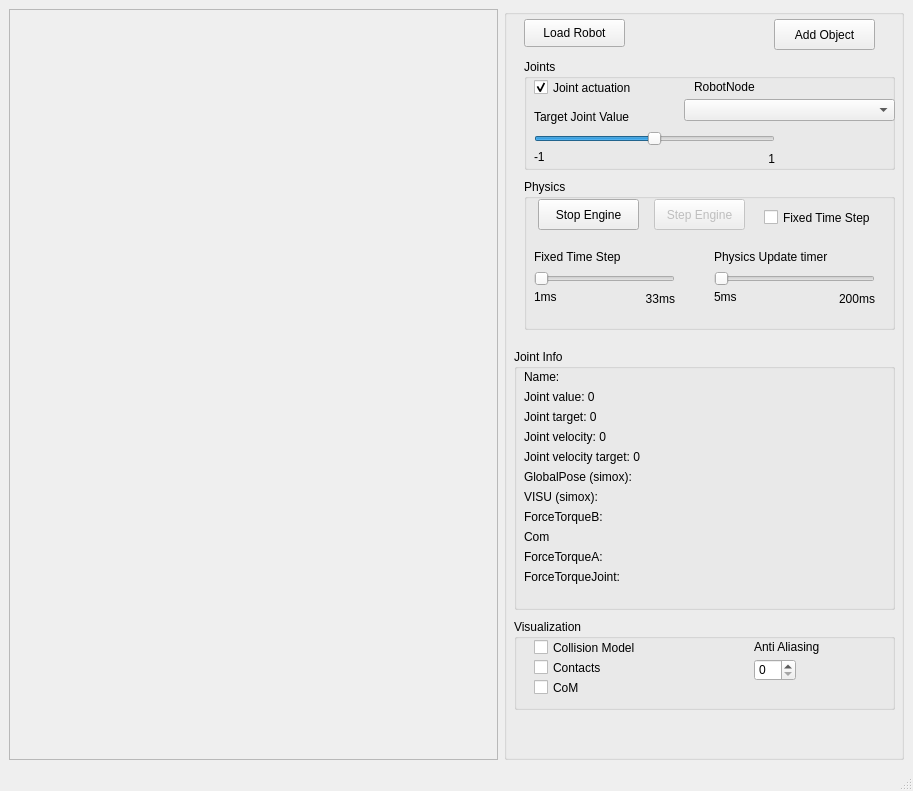
First picture: the form in SimDynamics/examples/SimDynamicsViewer/simDynamicsViewer.ui, repository softbankrobotics-research/Simox, before the edit.
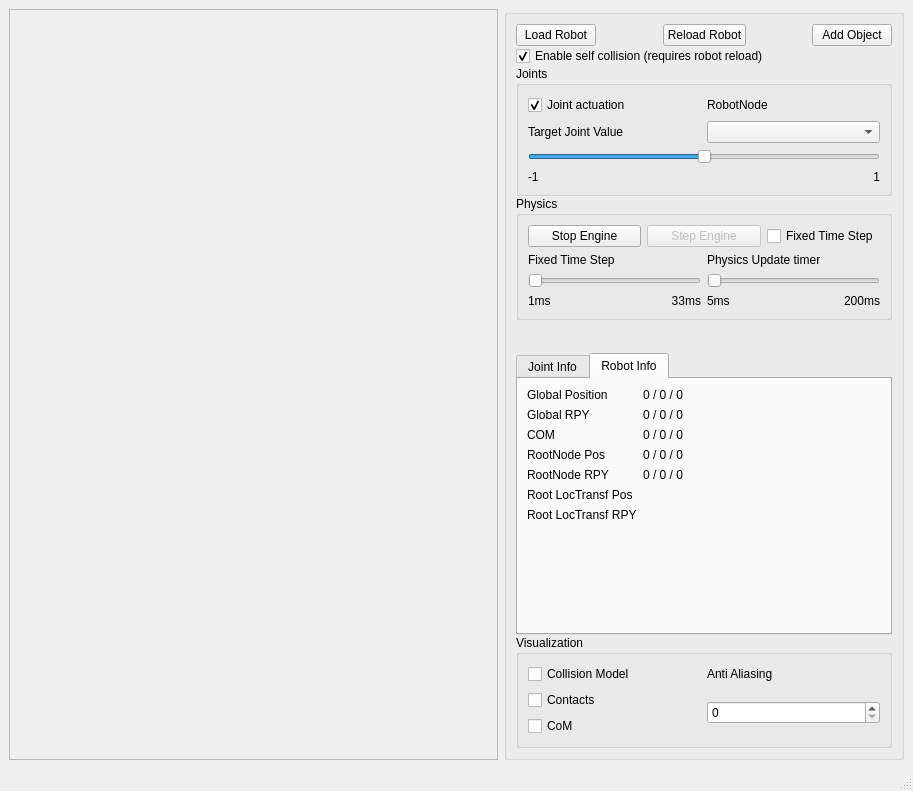
Second picture: the form after the edit.

Patch:
```diff
--- a/SimDynamics/examples/SimDynamicsViewer/simDynamicsViewer.ui
+++ b/SimDynamics/examples/SimDynamicsViewer/simDynamicsViewer.ui
@@ -26,583 +26,532 @@
       <property name="title">
        <string/>
       </property>
-      <widget class="QPushButton" name="pushButtonLoad">
-       <property name="geometry">
-        <rect>
-         <x>20</x>
-         <y>10</y>
-         <width>101</width>
-         <height>28</height>
-        </rect>
+      <layout class="QVBoxLayout" name="verticalLayout_2">
+       <property name="spacing">
+        <number>0</number>
        </property>
-       <property name="text">
-        <string>Load Robot</string>
-       </property>
-      </widget>
-      <widget class="QGroupBox" name="groupBox_2">
-       <property name="geometry">
-        <rect>
-         <x>10</x>
-         <y>340</y>
-         <width>381</width>
-         <height>261</height>
-        </rect>
-       </property>
-       <property name="title">
-        <string>Joint Info</string>
-       </property>
-       <widget class="QLabel" name="label_RNTarget">
-        <property name="geometry">
-         <rect>
-          <x>10</x>
-          <y>60</y>
-          <width>211</width>
-          <height>16</height>
-         </rect>
-        </property>
-        <property name="text">
-         <string>Joint target: 0</string>
-        </property>
-       </widget>
-       <widget class="QLabel" name="label_RNVelocity">
-        <property name="geometry">
-         <rect>
-          <x>10</x>
-          <y>80</y>
-          <width>221</width>
-          <height>16</height>
-         </rect>
-        </property>
-        <property name="text">
-         <string>Joint velocity: 0</string>
-        </property>
-       </widget>
-       <widget class="QLabel" name="label_RNValue">
-        <property name="geometry">
-         <rect>
-          <x>10</x>
-          <y>40</y>
-          <width>221</width>
-          <height>16</height>
-         </rect>
-        </property>
-        <property name="text">
-         <string>Joint value: 0</string>
-        </property>
-       </widget>
-       <widget class="QLabel" name="label_RNName">
-        <property name="geometry">
-         <rect>
-          <x>10</x>
-          <y>20</y>
-          <width>221</width>
-          <height>16</height>
-         </rect>
-        </property>
-        <property name="text">
-         <string>Name: &lt;not set&gt;</string>
-        </property>
-       </widget>
-       <widget class="QLabel" name="label_RNPosVisu">
-        <property name="geometry">
-         <rect>
-          <x>10</x>
-          <y>140</y>
-          <width>261</width>
-          <height>16</height>
-         </rect>
-        </property>
-        <property name="text">
-         <string>VISU (simox):</string>
-        </property>
-       </widget>
-       <widget class="QLabel" name="label_ForceTorqueA">
-        <property name="geometry">
-         <rect>
-          <x>10</x>
-          <y>200</y>
-          <width>351</width>
-          <height>16</height>
-         </rect>
-        </property>
-        <property name="text">
-         <string>ForceTorqueA: </string>
-        </property>
-       </widget>
-       <widget class="QLabel" name="label_RNPosGP">
-        <property name="geometry">
-         <rect>
-          <x>10</x>
-          <y>120</y>
-          <width>261</width>
-          <height>16</height>
-         </rect>
-        </property>
-        <property name="text">
-         <string>GlobalPose (simox):</string>
-        </property>
-       </widget>
-       <widget class="QLabel" name="label_RNVelocityTarget">
-        <property name="geometry">
-         <rect>
-          <x>10</x>
-          <y>100</y>
-          <width>241</width>
-          <height>16</height>
-         </rect>
-        </property>
-        <property name="text">
-         <string>Joint velocity target: 0</string>
-        </property>
-       </widget>
-       <widget class="QLabel" name="label_ForceTorqueJoint">
-        <property name="geometry">
-         <rect>
-          <x>10</x>
-          <y>220</y>
-          <width>351</width>
-          <height>16</height>
-         </rect>
-        </property>
-        <property name="text">
-         <string>ForceTorqueJoint: </string>
-        </property>
-       </widget>
-       <widget class="QLabel" name="label_RNPosCom">
-        <property name="geometry">
-         <rect>
-          <x>10</x>
-          <y>180</y>
-          <width>261</width>
-          <height>16</height>
-         </rect>
-        </property>
-        <property name="text">
-         <string>Com</string>
-        </property>
-       </widget>
-       <widget class="QLabel" name="label_ForceTorqueB">
-        <property name="geometry">
-         <rect>
-          <x>10</x>
-          <y>160</y>
-          <width>361</width>
-          <height>16</height>
-         </rect>
-        </property>
-        <property name="text">
-         <string>ForceTorqueB: </string>
-        </property>
-       </widget>
-      </widget>
-      <widget class="QGroupBox" name="groupBox_3">
-       <property name="geometry">
-        <rect>
-         <x>10</x>
-         <y>610</y>
-         <width>381</width>
-         <height>91</height>
-        </rect>
-       </property>
-       <property name="title">
-        <string>Visualization</string>
-       </property>
-       <widget class="QCheckBox" name="checkBoxCom">
-        <property name="geometry">
-         <rect>
-          <x>20</x>
-          <y>60</y>
-          <width>141</width>
-          <height>17</height>
-         </rect>
-        </property>
-        <property name="text">
-         <string>CoM</string>
-        </property>
-       </widget>
-       <widget class="QCheckBox" name="checkBoxContacts">
-        <property name="geometry">
-         <rect>
-          <x>20</x>
-          <y>40</y>
-          <width>141</width>
-          <height>17</height>
-         </rect>
-        </property>
-        <property name="text">
-         <string>Contacts</string>
-        </property>
-       </widget>
-       <widget class="QCheckBox" name="checkBoxColModel">
-        <property name="geometry">
-         <rect>
-          <x>20</x>
-          <y>20</y>
-          <width>141</width>
-          <height>17</height>
-         </rect>
-        </property>
-        <property name="text">
-         <string>Collision Model</string>
-        </property>
-       </widget>
-       <widget class="QSpinBox" name="spinBoxAntiAliasing">
-        <property name="geometry">
-         <rect>
-          <x>240</x>
-          <y>40</y>
-          <width>42</width>
-          <height>22</height>
-         </rect>
-        </property>
-        <property name="maximum">
-         <number>6</number>
-        </property>
-       </widget>
-       <widget class="QLabel" name="label">
-        <property name="geometry">
-         <rect>
-          <x>240</x>
-          <y>20</y>
-          <width>111</width>
-          <height>16</height>
-         </rect>
-        </property>
-        <property name="text">
-         <string>Anti Aliasing</string>
-        </property>
-       </widget>
-      </widget>
-      <widget class="QGroupBox" name="groupBox_4">
-       <property name="geometry">
-        <rect>
-         <x>20</x>
-         <y>170</y>
-         <width>371</width>
-         <height>151</height>
-        </rect>
-       </property>
-       <property name="title">
-        <string>Physics</string>
-       </property>
-       <widget class="QPushButton" name="pushButtonStartStop">
-        <property name="geometry">
-         <rect>
-          <x>14</x>
-          <y>20</y>
-          <width>101</width>
-          <height>31</height>
-         </rect>
-        </property>
-        <property name="text">
-         <string>Stop Engine</string>
-        </property>
-       </widget>
-       <widget class="QPushButton" name="pushButtonStep">
-        <property name="enabled">
-         <bool>false</bool>
-        </property>
-        <property name="geometry">
-         <rect>
-          <x>130</x>
-          <y>20</y>
-          <width>91</width>
-          <height>31</height>
-         </rect>
-        </property>
-        <property name="text">
-         <string>Step Engine</string>
-        </property>
-       </widget>
-       <widget class="QSlider" name="horizontalSliderUpdateTimer">
-        <property name="geometry">
-         <rect>
-          <x>190</x>
-          <y>90</y>
-          <width>161</width>
-          <height>20</height>
-         </rect>
-        </property>
-        <property name="minimum">
-         <number>5</number>
-        </property>
-        <property name="maximum">
-         <number>200</number>
-        </property>
-        <property name="singleStep">
-         <number>5</number>
-        </property>
-        <property name="pageStep">
-         <number>10</number>
-        </property>
-        <property name="orientation">
-         <enum>Qt::Horizontal</enum>
-        </property>
-       </widget>
-       <widget class="QLabel" name="label_TargetMax_2">
-        <property name="geometry">
-         <rect>
-          <x>270</x>
-          <y>110</y>
-          <width>81</width>
-          <height>20</height>
-         </rect>
-        </property>
-        <property name="layoutDirection">
-         <enum>Qt::RightToLeft</enum>
-        </property>
-        <property name="text">
-         <string>200ms</string>
-        </property>
-        <property name="alignment">
-         <set>Qt::AlignRight|Qt::AlignTrailing|Qt::AlignVCenter</set>
-        </property>
-       </widget>
-       <widget class="QLabel" name="label_TargetMin_2">
-        <property name="geometry">
-         <rect>
-          <x>190</x>
-          <y>110</y>
-          <width>81</width>
-          <height>16</height>
-         </rect>
-        </property>
-        <property name="text">
-         <string>5ms</string>
-        </property>
-       </widget>
-       <widget class="QLabel" name="label_9">
-        <property name="geometry">
-         <rect>
-          <x>190</x>
-          <y>70</y>
-          <width>131</width>
-          <height>16</height>
-         </rect>
-        </property>
-        <property name="text">
-         <string>Physics Update timer</string>
-        </property>
-       </widget>
-       <widget class="QLabel" name="label_TargetMax_3">
-        <property name="geometry">
-         <rect>
-          <x>70</x>
-          <y>110</y>
-          <width>81</width>
-          <height>20</height>
-         </rect>
-        </property>
-        <property name="layoutDirection">
-         <enum>Qt::RightToLeft</enum>
-        </property>
-        <property name="text">
-         <string>33ms</string>
-        </property>
-        <property name="alignment">
-         <set>Qt::AlignRight|Qt::AlignTrailing|Qt::AlignVCenter</set>
-        </property>
-       </widget>
-       <widget class="QLabel" name="label_10">
-        <property name="geometry">
-         <rect>
-          <x>10</x>
-          <y>70</y>
-          <width>131</width>
-          <height>16</height>
-         </rect>
-        </property>
-        <property name="text">
-         <string>Fixed Time Step</string>
-        </property>
-       </widget>
-       <widget class="QSlider" name="horizontalSliderFixedTimeStep">
-        <property name="enabled">
-         <bool>false</bool>
-        </property>
-        <property name="geometry">
-         <rect>
-          <x>10</x>
-          <y>90</y>
-          <width>141</width>
-          <height>20</height>
-         </rect>
-        </property>
-        <property name="minimum">
-         <number>1</number>
-        </property>
-        <property name="maximum">
-         <number>33</number>
-        </property>
-        <property name="singleStep">
-         <number>1</number>
-        </property>
-        <property name="pageStep">
-         <number>10</number>
-        </property>
-        <property name="orientation">
-         <enum>Qt::Horizontal</enum>
-        </property>
-       </widget>
-       <widget class="QLabel" name="label_TargetMin_3">
-        <property name="geometry">
-         <rect>
-          <x>10</x>
-          <y>110</y>
-          <width>81</width>
-          <height>16</height>
-         </rect>
-        </property>
-        <property name="text">
-         <string>1ms</string>
-        </property>
-       </widget>
-       <widget class="QCheckBox" name="checkBoxFixedTimeStep">
-        <property name="geometry">
-         <rect>
-          <x>240</x>
-          <y>30</y>
-          <width>121</width>
-          <height>17</height>
-         </rect>
-        </property>
-        <property name="text">
-         <string>Fixed Time Step</string>
-        </property>
-        <property name="checked">
-         <bool>false</bool>
-        </property>
-       </widget>
-      </widget>
-      <widget class="QGroupBox" name="groupBox_5">
-       <property name="geometry">
-        <rect>
-         <x>20</x>
-         <y>50</y>
-         <width>371</width>
-         <height>111</height>
-        </rect>
-       </property>
-       <property name="title">
-        <string>Joints</string>
-       </property>
-       <widget class="QCheckBox" name="checkBoxActuation">
-        <property name="geometry">
-         <rect>
-          <x>10</x>
-          <y>20</y>
-          <width>141</width>
-          <height>17</height>
-         </rect>
-        </property>
-        <property name="text">
-         <string>Joint actuation</string>
-        </property>
-        <property name="checked">
-         <bool>true</bool>
-        </property>
-       </widget>
-       <widget class="QComboBox" name="comboBoxRobotNode">
-        <property name="geometry">
-         <rect>
-          <x>160</x>
-          <y>40</y>
-          <width>211</width>
-          <height>22</height>
-         </rect>
-        </property>
-       </widget>
-       <widget class="QLabel" name="label_7">
-        <property name="geometry">
-         <rect>
-          <x>170</x>
-          <y>20</y>
-          <width>131</width>
-          <height>16</height>
-         </rect>
-        </property>
-        <property name="text">
-         <string>RobotNode</string>
-        </property>
-       </widget>
-       <widget class="QLabel" name="label_TargetMin">
-        <property name="geometry">
-         <rect>
-          <x>10</x>
-          <y>90</y>
-          <width>81</width>
-          <height>16</height>
-         </rect>
-        </property>
-        <property name="text">
-         <string>-1</string>
-        </property>
-       </widget>
-       <widget class="QLabel" name="label_TargetMax">
-        <property name="geometry">
-         <rect>
-          <x>180</x>
-          <y>90</y>
-          <width>71</width>
-          <height>20</height>
-         </rect>
-        </property>
-        <property name="layoutDirection">
-         <enum>Qt::RightToLeft</enum>
-        </property>
-        <property name="text">
-         <string>1</string>
-        </property>
-        <property name="alignment">
-         <set>Qt::AlignRight|Qt::AlignTrailing|Qt::AlignVCenter</set>
-        </property>
-       </widget>
-       <widget class="QSlider" name="horizontalSliderTarget">
-        <property name="geometry">
-         <rect>
-          <x>10</x>
-          <y>70</y>
-          <width>241</width>
-          <height>19</height>
-         </rect>
-        </property>
-        <property name="minimum">
-         <number>-100</number>
-        </property>
-        <property name="maximum">
-         <number>100</number>
-        </property>
-        <property name="orientation">
-         <enum>Qt::Horizontal</enum>
-        </property>
-       </widget>
-       <widget class="QLabel" name="label_8">
-        <property name="geometry">
-         <rect>
-          <x>10</x>
-          <y>50</y>
-          <width>131</width>
-          <height>16</height>
-         </rect>
-        </property>
-        <property name="text">
-         <string>Target Joint Value</string>
-        </property>
-       </widget>
-      </widget>
-      <widget class="QPushButton" name="pushButtonAddObject">
-       <property name="geometry">
-        <rect>
-         <x>270</x>
-         <y>10</y>
-         <width>101</width>
-         <height>31</height>
-        </rect>
-       </property>
-       <property name="text">
-        <string>Add Object</string>
-       </property>
-      </widget>
+       <item>
+        <layout class="QHBoxLayout" name="horizontalLayout">
+         <item>
+          <widget class="QPushButton" name="pushButtonLoad">
+           <property name="text">
+            <string>Load Robot</string>
+           </property>
+          </widget>
+         </item>
+         <item>
+          <spacer name="horizontalSpacer_2">
+           <property name="orientation">
+            <enum>Qt::Horizontal</enum>
+           </property>
+           <property name="sizeHint" stdset="0">
+            <size>
+             <width>40</width>
+             <height>20</height>
+            </size>
+           </property>
+          </spacer>
+         </item>
+         <item>
+          <widget class="QPushButton" name="pushButton_reloadRobot">
+           <property name="text">
+            <string>Reload Robot</string>
+           </property>
+          </widget>
+         </item>
+         <item>
+          <spacer name="horizontalSpacer">
+           <property name="orientation">
+            <enum>Qt::Horizontal</enum>
+           </property>
+           <property name="sizeHint" stdset="0">
+            <size>
+             <width>40</width>
+             <height>20</height>
+            </size>
+           </property>
+          </spacer>
+         </item>
+         <item>
+          <widget class="QPushButton" name="pushButtonAddObject">
+           <property name="text">
+            <string>Add Object</string>
+           </property>
+          </widget>
+         </item>
+        </layout>
+       </item>
+       <item>
+        <widget class="QCheckBox" name="checkBox_selfCol">
+         <property name="text">
+          <string>Enable self collision (requires robot reload)</string>
+         </property>
+         <property name="checked">
+          <bool>true</bool>
+         </property>
+        </widget>
+       </item>
+       <item>
+        <widget class="QGroupBox" name="groupBox_5">
+         <property name="title">
+          <string>Joints</string>
+         </property>
+         <layout class="QGridLayout" name="gridLayout_4">
+          <item row="0" column="0">
+           <widget class="QCheckBox" name="checkBoxActuation">
+            <property name="text">
+             <string>Joint actuation</string>
+            </property>
+            <property name="checked">
+             <bool>true</bool>
+            </property>
+           </widget>
+          </item>
+          <item row="0" column="1">
+           <widget class="QLabel" name="label_7">
+            <property name="text">
+             <string>RobotNode</string>
+            </property>
+           </widget>
+          </item>
+          <item row="1" column="0">
+           <widget class="QLabel" name="label_8">
+            <property name="text">
+             <string>Target Joint Value</string>
+            </property>
+           </widget>
+          </item>
+          <item row="1" column="1">
+           <widget class="QComboBox" name="comboBoxRobotNode"/>
+          </item>
+          <item row="2" column="0" colspan="2">
+           <widget class="QSlider" name="horizontalSliderTarget">
+            <property name="minimum">
+             <number>-100</number>
+            </property>
+            <property name="maximum">
+             <number>100</number>
+            </property>
+            <property name="orientation">
+             <enum>Qt::Horizontal</enum>
+            </property>
+           </widget>
+          </item>
+          <item row="3" column="0">
+           <widget class="QLabel" name="label_TargetMin">
+            <property name="text">
+             <string>-1</string>
+            </property>
+           </widget>
+          </item>
+          <item row="3" column="1">
+           <widget class="QLabel" name="label_TargetMax">
+            <property name="layoutDirection">
+             <enum>Qt::RightToLeft</enum>
+            </property>
+            <property name="text">
+             <string>1</string>
+            </property>
+            <property name="alignment">
+             <set>Qt::AlignRight|Qt::AlignTrailing|Qt::AlignVCenter</set>
+            </property>
+           </widget>
+          </item>
+         </layout>
+        </widget>
+       </item>
+       <item>
+        <widget class="QGroupBox" name="groupBox_4">
+         <property name="title">
+          <string>Physics</string>
+         </property>
+         <layout class="QGridLayout" name="gridLayout_3">
+          <item row="0" column="2" colspan="2">
+           <widget class="QPushButton" name="pushButtonStep">
+            <property name="enabled">
+             <bool>false</bool>
+            </property>
+            <property name="text">
+             <string>Step Engine</string>
+            </property>
+           </widget>
+          </item>
+          <item row="1" column="0" colspan="3">
+           <widget class="QLabel" name="label_10">
+            <property name="text">
+             <string>Fixed Time Step</string>
+            </property>
+           </widget>
+          </item>
+          <item row="0" column="4" colspan="2">
+           <widget class="QCheckBox" name="checkBoxFixedTimeStep">
+            <property name="text">
+             <string>Fixed Time Step</string>
+            </property>
+            <property name="checked">
+             <bool>false</bool>
+            </property>
+           </widget>
+          </item>
+          <item row="1" column="3" colspan="3">
+           <widget class="QLabel" name="label_9">
+            <property name="text">
+             <string>Physics Update timer</string>
+            </property>
+           </widget>
+          </item>
+          <item row="0" column="0" colspan="2">
+           <widget class="QPushButton" name="pushButtonStartStop">
+            <property name="text">
+             <string>Stop Engine</string>
+            </property>
+           </widget>
+          </item>
+          <item row="2" column="0" colspan="3">
+           <widget class="QSlider" name="horizontalSliderFixedTimeStep">
+            <property name="enabled">
+             <bool>false</bool>
+            </property>
+            <property name="minimum">
+             <number>1</number>
+            </property>
+            <property name="maximum">
+             <number>33</number>
+            </property>
+            <property name="singleStep">
+             <number>1</number>
+            </property>
+            <property name="pageStep">
+             <number>10</number>
+            </property>
+            <property name="orientation">
+             <enum>Qt::Horizontal</enum>
+            </property>
+           </widget>
+          </item>
+          <item row="2" column="3" colspan="3">
+           <widget class="QSlider" name="horizontalSliderUpdateTimer">
+            <property name="minimum">
+             <number>5</number>
+            </property>
+            <property name="maximum">
+             <number>200</number>
+            </property>
+            <property name="singleStep">
+             <number>5</number>
+            </property>
+            <property name="pageStep">
+             <number>10</number>
+            </property>
+            <property name="orientation">
+             <enum>Qt::Horizontal</enum>
+            </property>
+           </widget>
+          </item>
+          <item row="3" column="0">
+           <widget class="QLabel" name="label_TargetMin_3">
+            <property name="text">
+             <string>1ms</string>
+            </property>
+           </widget>
+          </item>
+          <item row="3" column="1" colspan="2">
+           <widget class="QLabel" name="label_TargetMax_3">
+            <property name="layoutDirection">
+             <enum>Qt::RightToLeft</enum>
+            </property>
+            <property name="text">
+             <string>33ms</string>
+            </property>
+            <property name="alignment">
+             <set>Qt::AlignRight|Qt::AlignTrailing|Qt::AlignVCenter</set>
+            </property>
+           </widget>
+          </item>
+          <item row="3" column="3" colspan="2">
+           <widget class="QLabel" name="label_TargetMin_2">
+            <property name="text">
+             <string>5ms</string>
+            </property>
+           </widget>
+          </item>
+          <item row="3" column="5">
+           <widget class="QLabel" name="label_TargetMax_2">
+            <property name="layoutDirection">
+             <enum>Qt::RightToLeft</enum>
+            </property>
+            <property name="text">
+             <string>200ms</string>
+            </property>
+            <property name="alignment">
+             <set>Qt::AlignRight|Qt::AlignTrailing|Qt::AlignVCenter</set>
+            </property>
+           </widget>
+          </item>
+         </layout>
+        </widget>
+       </item>
+       <item>
+        <spacer name="verticalSpacer">
+         <property name="orientation">
+          <enum>Qt::Vertical</enum>
+         </property>
+         <property name="sizeHint" stdset="0">
+          <size>
+           <width>20</width>
+           <height>40</height>
+          </size>
+         </property>
+        </spacer>
+       </item>
+       <item>
+        <widget class="QTabWidget" name="tabWidget">
+         <property name="currentIndex">
+          <number>1</number>
+         </property>
+         <widget class="QWidget" name="tab">
+          <attribute name="title">
+           <string>Joint Info</string>
+          </attribute>
+          <layout class="QVBoxLayout" name="verticalLayout_3">
+           <item>
+            <widget class="QLabel" name="label_RNName">
+             <property name="text">
+              <string>Name: &lt;not set&gt;</string>
+             </property>
+            </widget>
+           </item>
+           <item>
+            <widget class="QLabel" name="label_RNValue">
+             <property name="text">
+              <string>Joint value: 0</string>
+             </property>
+            </widget>
+           </item>
+           <item>
+            <widget class="QLabel" name="label_RNTarget">
+             <property name="text">
+              <string>Joint target: 0</string>
+             </property>
+            </widget>
+           </item>
+           <item>
+            <widget class="QLabel" name="label_RNVelocity">
+             <property name="text">
+              <string>Joint velocity: 0</string>
+             </property>
+            </widget>
+           </item>
+           <item>
+            <widget class="QLabel" name="label_RNVelocityTarget">
+             <property name="text">
+              <string>Joint velocity target: 0</string>
+             </property>
+            </widget>
+           </item>
+           <item>
+            <widget class="QLabel" name="label_RNPosGP">
+             <property name="text">
+              <string>GlobalPosition (simox):</string>
+             </property>
+            </widget>
+           </item>
+           <item>
+            <widget class="QLabel" name="label_RNRPYGP">
+             <property name="text">
+              <string>GlobalRPY (simox):</string>
+             </property>
+            </widget>
+           </item>
+           <item>
+            <widget class="QLabel" name="label_RNPosVisu">
+             <property name="text">
+              <string>VISU (simox):</string>
+             </property>
+            </widget>
+           </item>
+           <item>
+            <widget class="QLabel" name="label_ForceTorqueB">
+             <property name="text">
+              <string>ForceTorqueB: </string>
+             </property>
+            </widget>
+           </item>
+           <item>
+            <widget class="QLabel" name="label_RNPosCom">
+             <property name="text">
+              <string>Com</string>
+             </property>
+            </widget>
+           </item>
+           <item>
+            <widget class="QLabel" name="label_ForceTorqueA">
+             <property name="text">
+              <string>ForceTorqueA: </string>
+             </property>
+            </widget>
+           </item>
+           <item>
+            <widget class="QLabel" name="label_ForceTorqueJoint">
+             <property name="text">
+              <string>ForceTorqueJoint: </string>
+             </property>
+            </widget>
+           </item>
+          </layout>
+         </widget>
+         <widget class="QWidget" name="tab_2">
+          <attribute name="title">
+           <string>Robot Info</string>
+          </attribute>
+          <layout class="QFormLayout" name="formLayout">
+           <item row="0" column="0">
+            <widget class="QLabel" name="label_2">
+             <property name="text">
+              <string>Global Position</string>
+             </property>
+            </widget>
+           </item>
+           <item row="0" column="1">
+            <widget class="QLabel" name="label_RobotPos">
+             <property name="text">
+              <string>0 / 0 / 0</string>
+             </property>
+            </widget>
+           </item>
+           <item row="1" column="0">
+            <widget class="QLabel" name="label_3">
+             <property name="text">
+              <string>Global RPY</string>
+             </property>
+            </widget>
+           </item>
+           <item row="1" column="1">
+            <widget class="QLabel" name="label_RobotRPY">
+             <property name="text">
+              <string>0 / 0 / 0</string>
+             </property>
+            </widget>
+           </item>
+           <item row="2" column="0">
+            <widget class="QLabel" name="label_4">
+             <property name="text">
+              <string>COM</string>
+             </property>
+            </widget>
+           </item>
+           <item row="2" column="1">
+            <widget class="QLabel" name="label_RobotCom">
+             <property name="text">
+              <string>0 / 0 / 0</string>
+             </property>
+            </widget>
+           </item>
+           <item row="3" column="0">
+            <widget class="QLabel" name="label_5">
+             <property name="text">
+              <string>RootNode Pos</string>
+             </property>
+            </widget>
+           </item>
+           <item row="4" column="0">
+            <widget class="QLabel" name="label_6">
+             <property name="text">
+              <string>RootNode RPY</string>
+             </property>
+            </widget>
+           </item>
+           <item row="3" column="1">
+            <widget class="QLabel" name="label_RootNodePos">
+             <property name="text">
+              <string>0 / 0 / 0</string>
+             </property>
+            </widget>
+           </item>
+           <item row="4" column="1">
+            <widget class="QLabel" name="label_RootNodeRPY">
+             <property name="text">
+              <string>0 / 0 / 0</string>
+             </property>
+            </widget>
+           </item>
+           <item row="5" column="0">
+            <widget class="QLabel" name="label_11">
+             <property name="text">
+              <string>Root LocTransf Pos</string>
+             </property>
+            </widget>
+           </item>
+           <item row="5" column="1">
+            <widget class="QLabel" name="label_RootLocalTransfPos">
+             <property name="text">
+              <string/>
+             </property>
+            </widget>
+           </item>
+           <item row="6" column="1">
+            <widget class="QLabel" name="label_RootLocalTransfRPY">
+             <property name="text">
+              <string/>
+             </property>
+            </widget>
+           </item>
+           <item row="6" column="0">
+            <widget class="QLabel" name="label_12">
+             <property name="text">
+              <string>Root LocTransf RPY</string>
+             </property>
+            </widget>
+           </item>
+          </layout>
+         </widget>
+        </widget>
+       </item>
+       <item>
+        <widget class="QGroupBox" name="groupBox_3">
+         <property name="title">
+          <string>Visualization</string>
+         </property>
+         <layout class="QGridLayout" name="gridLayout_2">
+          <item row="0" column="0">
+           <widget class="QCheckBox" name="checkBoxColModel">
+            <property name="text">
+             <string>Collision Model</string>
+            </property>
+           </widget>
+          </item>
+          <item row="0" column="1">
+           <widget class="QLabel" name="label">
+            <property name="text">
+             <string>Anti Aliasing</string>
+            </property>
+           </widget>
+          </item>
+          <item row="1" column="0">
+           <widget class="QCheckBox" name="checkBoxContacts">
+            <property name="text">
+             <string>Contacts</string>
+            </property>
+           </widget>
+          </item>
+          <item row="1" column="1" rowspan="2">
+           <widget class="QSpinBox" name="spinBoxAntiAliasing">
+            <property name="maximum">
+             <number>6</number>
+            </property>
+           </widget>
+          </item>
+          <item row="2" column="0">
+           <widget class="QCheckBox" name="checkBoxCom">
+            <property name="text">
+             <string>CoM</string>
+            </property>
+           </widget>
+          </item>
+         </layout>
+        </widget>
+       </item>
+      </layout>
      </widget>
     </item>
     <item row="0" column="0">
```
